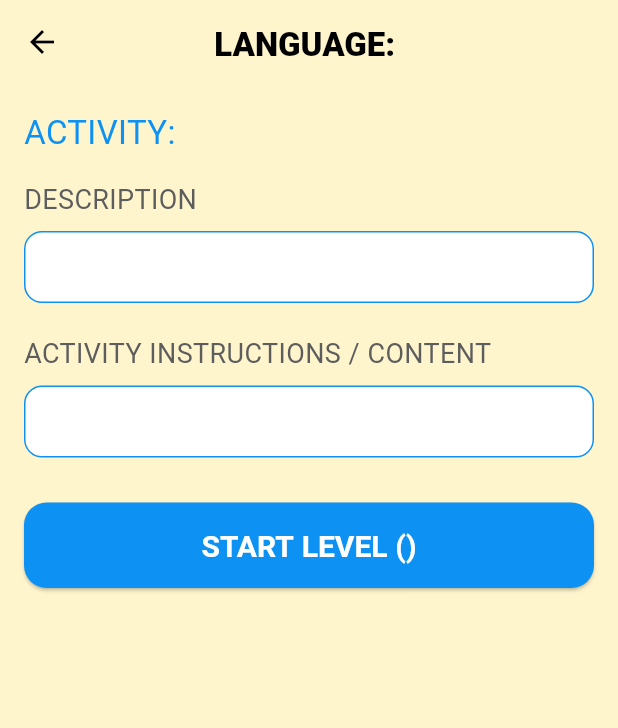
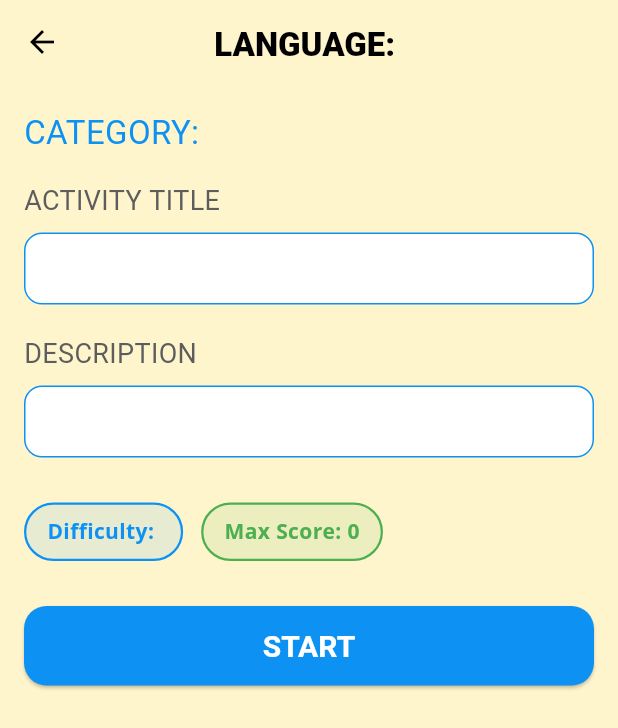
Before and after one commit to krxton/Skill-Wallet-Kool, a Flutter app: the LanguageDetailScreen screen opened directly with empty values, on a phone screen of 412 x 824 dp. Shown: the top 728 px of the screen. Run offline on Flutter 3.47's test engine with Material 3 defaults, Android fonts, the phone set to English and light mode, and no system bars; our stand-ins replace audioplayers, google_fonts, image_picker; missing offline and left inert: flutter_inappwebview, media_kit, media_kit_video, record; network calls fail; Roboto replaces fonts that are missing (Luckiest Guy).

Commit message:
Hotfix Ui

```diff
--- a/flutter_app/lib/routes/app_routes.dart
+++ b/flutter_app/lib/routes/app_routes.dart
@@ -90,6 +90,7 @@ class AppRoutes {
 
         result: (context) {
           // 🆕 รับ Argument เป็น Map<String, dynamic>
+          // ignore: unused_local_variable
           final args = ModalRoute.of(context)!.settings.arguments
               as Map<String, dynamic>?;
 
--- a/flutter_app/lib/screens/language_detail_screen.dart
+++ b/flutter_app/lib/screens/language_detail_screen.dart
@@ -1,9 +1,10 @@
-// lib/screens/language_detail_screen.dart (ฉบับแก้ไข)
+// lib/screens/language_detail_screen.dart
+
+// ignore_for_file: unused_local_variable
 
 import 'package:flutter/material.dart';
 import 'package:google_fonts/google_fonts.dart';
 import '../models/activity.dart';
-// 🆕 เพิ่มการนำเข้า AppRoutes
 import '../routes/app_routes.dart';
 
 class LanguageDetailScreen extends StatelessWidget {
@@ -32,10 +33,10 @@ class LanguageDetailScreen extends StatelessWidget {
     return Scaffold(
       backgroundColor: cream,
       appBar: AppBar(
+        // 🆕 แสดงชื่อกิจกรรม (ย้าย Logic จาก title ภายใน Build ไปที่ AppBar)
         title: Text(
-          'LANGUAGE: $name',
-          style: GoogleFonts.luckiestGuy(color: Colors.black),
-        ),
+            'LANGUAGE: ${activity.name.toUpperCase()}', // 🆕 ใช้ activity.name.toUpperCase()
+            style: GoogleFonts.luckiestGuy(color: Colors.black)),
         backgroundColor: Colors.transparent,
         elevation: 0,
         iconTheme: const IconThemeData(color: Colors.black),
@@ -45,30 +46,41 @@ class LanguageDetailScreen extends StatelessWidget {
         child: Column(
           crossAxisAlignment: CrossAxisAlignment.stretch,
           children: [
-            // 1. หัวข้อหลัก
+            // 1. หัวข้อหลัก (Category)
             Text(
-              'ACTIVITY: ${activity.category}',
+              'CATEGORY: ${activity.category.toUpperCase()}',
               style: GoogleFonts.luckiestGuy(fontSize: 22, color: sky),
             ),
 
             const SizedBox(height: 16),
 
-            // 2. คำอธิบาย
-            _buildSectionTitle('DESCRIPTION'),
-            _buildContentCard(description),
+            // 2. 🆕 แสดง Name (ชื่อกิจกรรม) แทน Description ใน Card แรก
+            _buildSectionTitle('ACTIVITY TITLE'), // 🆕 หัวข้อใหม่
+            _buildContentCard(name), // 🆕 ใช้ name
 
             const SizedBox(height: 20),
 
-            // 3. เนื้อหา/คำแนะนำ
-            _buildSectionTitle('ACTIVITY INSTRUCTIONS / CONTENT'),
-            _buildContentCard(content),
+            // 3. 🆕 แสดง Description ใน Card ที่สอง
+            _buildSectionTitle('DESCRIPTION'), // 🆕 หัวข้อใหม่
+            _buildContentCard(description), // 🆕 ใช้ description
 
             const SizedBox(height: 30),
 
-            // 4. ปุ่มเริ่มกิจกรรม (Start)
+            // 4. ข้อมูลเสริม (Difficulty, Max Score)
+            Row(
+              mainAxisAlignment: MainAxisAlignment.start,
+              children: [
+                _buildInfoPill('Difficulty: ${activity.difficulty}', sky),
+                const SizedBox(width: 12),
+                _buildInfoPill('Max Score: ${activity.maxScore}', Colors.green),
+              ],
+            ),
+
+            const SizedBox(height: 30),
+
+            // 5. ปุ่มเริ่มกิจกรรม (Start)
             ElevatedButton(
               onPressed: () {
-                // 🚀 ACTION: นำทางไปยัง ItemIntroScreen เพื่อเริ่มกิจกรรมจริง
                 Navigator.pushNamed(
                   context,
                   AppRoutes.itemIntro,
@@ -83,7 +95,7 @@ class LanguageDetailScreen extends StatelessWidget {
                 ),
               ),
               child: Text(
-                'START LEVEL (${activity.difficulty.toUpperCase()})',
+                'START',
                 style:
                     GoogleFonts.luckiestGuy(fontSize: 20, color: Colors.white),
               ),
@@ -94,7 +106,7 @@ class LanguageDetailScreen extends StatelessWidget {
     );
   }
 
-  // 🔹 Helper Methods
+  // 🔹 Helper Methods (เพิ่ม _buildInfoPill)
   Widget _buildSectionTitle(String title) {
     return Padding(
       padding: const EdgeInsets.only(bottom: 8.0),
@@ -119,4 +131,20 @@ class LanguageDetailScreen extends StatelessWidget {
       ),
     );
   }
+
+  Widget _buildInfoPill(String text, Color color) {
+    return Container(
+      padding: const EdgeInsets.symmetric(horizontal: 14, vertical: 8),
+      decoration: BoxDecoration(
+        color: color.withOpacity(0.1),
+        borderRadius: BorderRadius.circular(20),
+        border: Border.all(color: color, width: 1.5),
+      ),
+      child: Text(
+        text,
+        style: GoogleFonts.openSans(
+            fontSize: 14, color: color, fontWeight: FontWeight.bold),
+      ),
+    );
+  }
 }
--- a/flutter_app/lib/screens/result_screen.dart
+++ b/flutter_app/lib/screens/result_screen.dart
@@ -2,6 +2,7 @@
 
 import 'package:flutter/material.dart';
 import 'package:google_fonts/google_fonts.dart';
+// ignore: unused_import
 import '../theme/palette.dart';
 import '../routes/app_routes.dart';
 import '../models/activity.dart';
@@ -98,6 +99,7 @@ class _ResultScreenState extends State<ResultScreen>
               child: Container(
                 padding: const EdgeInsets.all(30),
                 decoration: BoxDecoration(
+                  // ignore: deprecated_member_use
                   color: scoreColor.withOpacity(0.1),
                   borderRadius: BorderRadius.circular(20),
                   border: Border.all(color: scoreColor, width: 3),
--- a/flutter_app/pubspec.yaml
+++ b/flutter_app/pubspec.yaml
@@ -23,6 +23,7 @@ dependencies:
   audioplayers: ^6.5.1
   image_picker: ^1.2.0
   file_picker: ^10.3.3
+  url_launcher: ^6.3.2
 
 dev_dependencies:
   flutter_test:
```
Also changed, not shown: flutter_app/lib/providers/user_provider.dart (+33 -4 lines), flutter_app/lib/screens/home_screen.dart (+20 -4 lines), flutter_app/lib/screens/item_intro_screen.dart (+19 -3 lines), flutter_app/lib/screens/physical_activity.dart (+20 -11 lines), flutter_app/lib/screens/record_screen.dart (+6 -1 lines), flutter_app/lib/screens/video_detail_screen.dart (+43 -9 lines), flutter_app/pubspec.lock, 5 other files.
